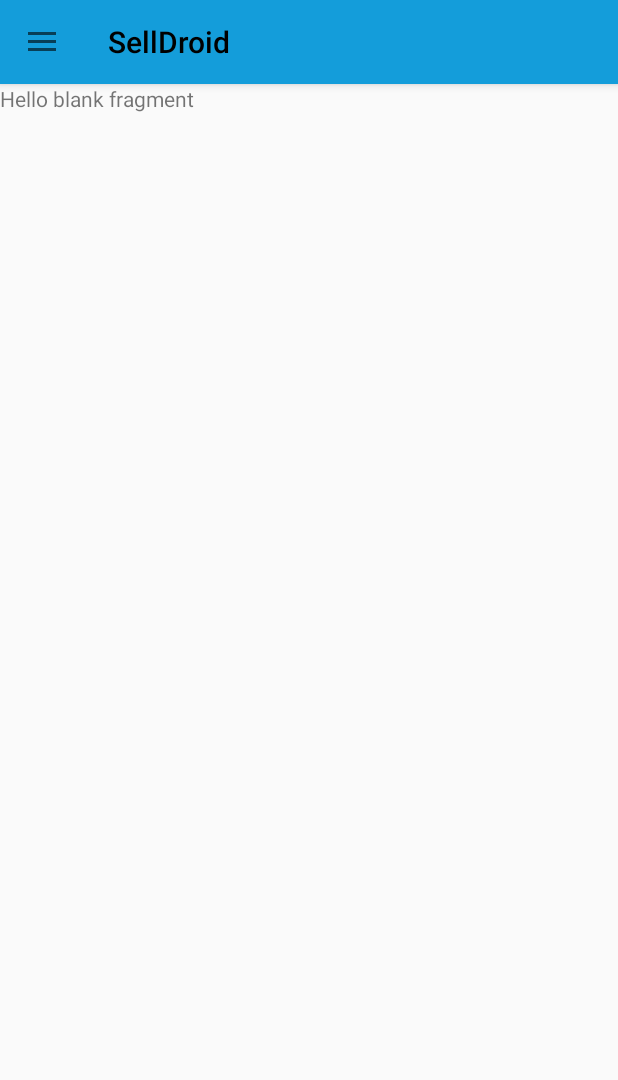
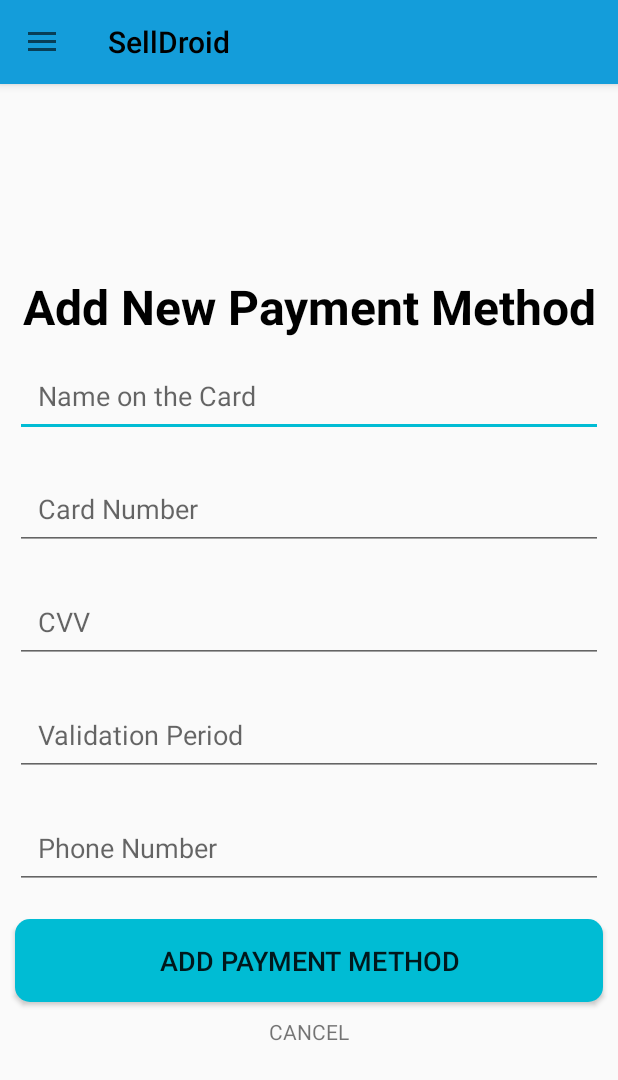
Before and after one commit to rusiruavb/SellDroid, an Android app: the screen it shows after launch once a user with an empty profile is signed in (UserHome), in the side drawer, after a tap on "Add Payment Method", on a phone screen of 412 x 824 dp. Shown: the top 1080 px of the screen. Run offline under Robolectric (Android 15) with nearby library versions, the light colour scheme and no system bars; our stand-ins replace Firebase (no records; nobody signed in at launch, a user with empty details on screens opened directly).

Commit message:
RAVB - add new home page fragment and add new values to strings.xml

```diff
--- /dev/null
+++ b/app/src/main/java/com/example/selldroid_final/HomePage.java
@@ -0,0 +1,18 @@
+package com.example.selldroid_final;
+
+import android.os.Bundle;
+
+import androidx.fragment.app.Fragment;
+
+import android.view.LayoutInflater;
+import android.view.View;
+import android.view.ViewGroup;
+
+public class HomePage extends Fragment {
+
+    @Override
+    public View onCreateView(LayoutInflater inflater, ViewGroup container, Bundle savedInstanceState) {
+        View view = inflater.inflate(R.layout.fragment_home_page, container, false);
+        return view;
+    }
+}
--- a/app/src/main/res/layout/fragment_add_payment_method.xml
+++ b/app/src/main/res/layout/fragment_add_payment_method.xml
@@ -1,14 +1,89 @@
 <?xml version="1.0" encoding="utf-8"?>
-<androidx.constraintlayout.widget.ConstraintLayout xmlns:android="http://schemas.android.com/apk/res/android"
+<LinearLayout xmlns:android="http://schemas.android.com/apk/res/android"
+    xmlns:app="http://schemas.android.com/apk/res-auto"
     xmlns:tools="http://schemas.android.com/tools"
     android:layout_width="match_parent"
     android:layout_height="match_parent"
-    tools:context=".AddPaymentMethod">
-
-    <!-- TODO: Update blank fragment layout -->
-    <TextView
+    android:gravity="center"
+    android:orientation="vertical"
+    tools:context=".UserRegister">
+    <ScrollView
         android:layout_width="match_parent"
-        android:layout_height="match_parent"
-        android:text="@string/hello_blank_fragment" />
-
-</androidx.constraintlayout.widget.ConstraintLayout>
+        android:layout_height="wrap_content">
+        <LinearLayout
+            android:layout_width="match_parent"
+            android:layout_height="wrap_content"
+            android:gravity="center"
+            android:orientation="vertical">
+            <TextView
+                android:layout_width="match_parent"
+                android:layout_height="wrap_content"
+                android:gravity="center"
+                android:text="Add New Payment Method"
+                android:textColor="@color/textColor"
+                android:textSize="32dp"
+                android:textStyle="bold" />
+            <com.google.android.material.textfield.TextInputEditText
+                android:id="@+id/add_payment_name"
+                android:layout_width="match_parent"
+                android:layout_height="wrap_content"
+                android:layout_margin="10dp"
+                android:hint="@string/nameOnTheCard"
+                android:inputType="text"
+                android:maxLines="1"
+                android:padding="15dp" />
+            <com.google.android.material.textfield.TextInputEditText
+                android:id="@+id/add_payment_card_number"
+                android:layout_width="match_parent"
+                android:layout_height="wrap_content"
+                android:layout_margin="10dp"
+                android:hint="@string/cardNumber"
+                android:inputType="number"
+                android:maxLines="1"
+                android:padding="15dp" />
+            <com.google.android.material.textfield.TextInputEditText
+                android:id="@+id/add_payment_cvv"
+                android:layout_width="match_parent"
+                android:layout_height="wrap_content"
+                android:layout_margin="10dp"
+                android:hint="@string/cvv"
+                android:inputType="number"
+                android:maxLines="1"
+                android:padding="15dp" />
+            <com.google.android.material.textfield.TextInputEditText
+                android:id="@+id/add_payment_validation_period"
+                android:layout_width="match_parent"
+                android:layout_height="wrap_content"
+                android:layout_margin="10dp"
+                android:hint="@string/validationPeriod"
+                android:inputType="date"
+                android:maxLines="1"
+                android:padding="15dp" />
+            <com.google.android.material.textfield.TextInputEditText
+                android:id="@+id/add_payment_phone_number"
+                android:layout_width="match_parent"
+                android:layout_height="wrap_content"
+                android:layout_margin="10dp"
+                android:hint="@string/paymentPhoneNumber"
+                android:inputType="number"
+                android:maxLines="1"
+                android:padding="15dp" />
+            <Button
+                android:id="@+id/add_payment_button"
+                android:layout_width="match_parent"
+                android:layout_height="wrap_content"
+                android:layout_margin="10dp"
+                android:width="45dp"
+                android:background="@drawable/button_background"
+                android:padding="15dp"
+                android:text="@string/addPaymentButton"
+                android:textSize="18dp" />
+            <TextView
+                android:id="@+id/register_to_login"
+                android:layout_width="match_parent"
+                android:layout_height="wrap_content"
+                android:gravity="center"
+                android:text="CANCEL" />
+        </LinearLayout>
+    </ScrollView>
+</LinearLayout>
--- /dev/null
+++ b/app/src/main/res/layout/fragment_home_page.xml
@@ -0,0 +1,13 @@
+<?xml version="1.0" encoding="utf-8"?>
+<FrameLayout xmlns:android="http://schemas.android.com/apk/res/android"
+    xmlns:tools="http://schemas.android.com/tools"
+    android:layout_width="match_parent"
+    android:layout_height="match_parent"
+    tools:context=".HomePage">
+
+    <TextView
+        android:layout_width="match_parent"
+        android:layout_height="match_parent"
+        android:text="Home Page Fragment" />
+
+</FrameLayout>
--- a/app/src/main/res/layout/fragment_update_product.xml
+++ b/app/src/main/res/layout/fragment_update_product.xml
@@ -23,7 +23,6 @@
                 android:textStyle="bold"
                 android:textSize="36dp"
                 android:textColor="@color/textColor"/>
-
             <com.google.android.material.textfield.TextInputEditText
                 android:layout_width="match_parent"
                 android:layout_height="wrap_content"
@@ -77,15 +76,12 @@
                 android:width="45dp"
                 android:padding="15dp"
                 android:id="@+id/update_product_button1"/>
-
             <TextView
                 android:layout_width="match_parent"
                 android:layout_height="wrap_content"
                 android:text="Cancel"
                 android:gravity="center"
                 android:id="@+id/update_product_cancel"/>
-
         </LinearLayout>
-
     </ScrollView>
 </LinearLayout>
--- a/app/src/main/res/values/strings.xml
+++ b/app/src/main/res/values/strings.xml
@@ -19,5 +19,12 @@
     <string name="user_profile_Item1">Guitar</string>
     <string name="user_profile_item2">Phone cover</string>
 
-
+    <!--Rusiru-->
+    <!--Add Payment Method Layout-->
+    <string name="nameOnTheCard">Name on the Card</string>
+    <string name="cardNumber">Card Number</string>
+    <string name="cvv">CVV</string>
+    <string name="validationPeriod">Validation Period</string>
+    <string name="paymentPhoneNumber">Phone Number</string>
+    <string name="addPaymentButton">ADD PAYMENT METHOD</string>
 </resources>
```
